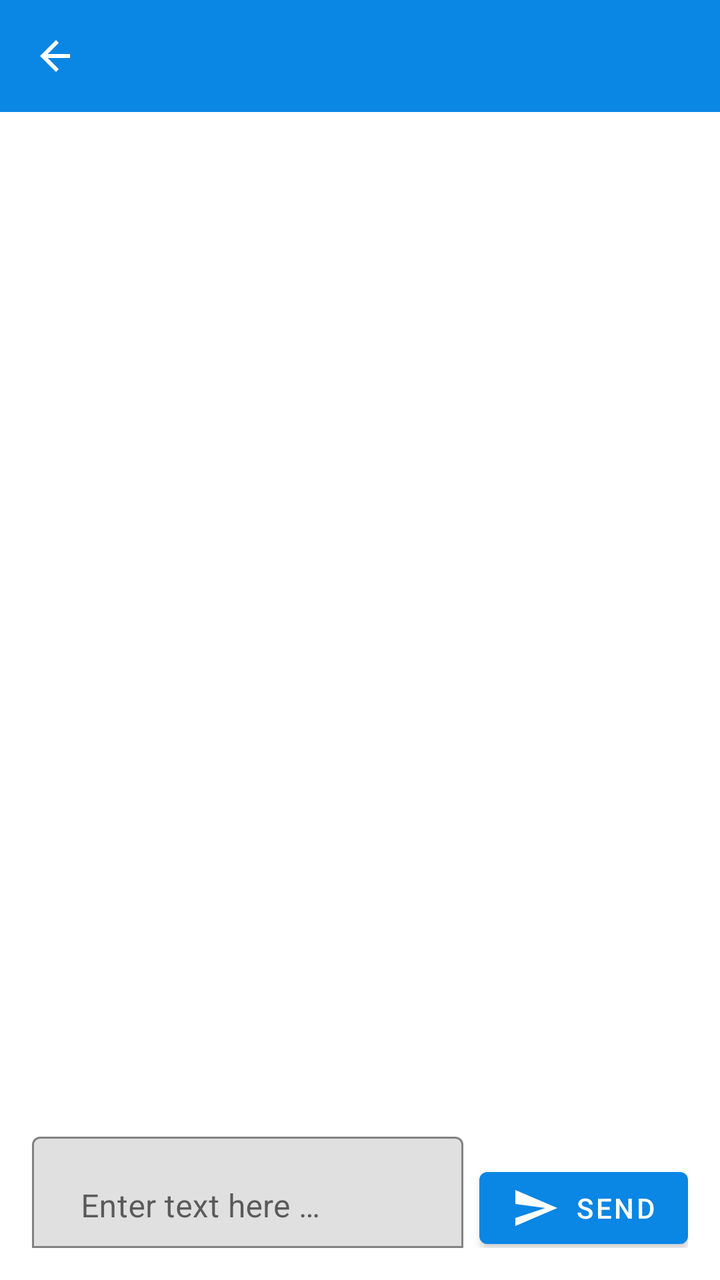
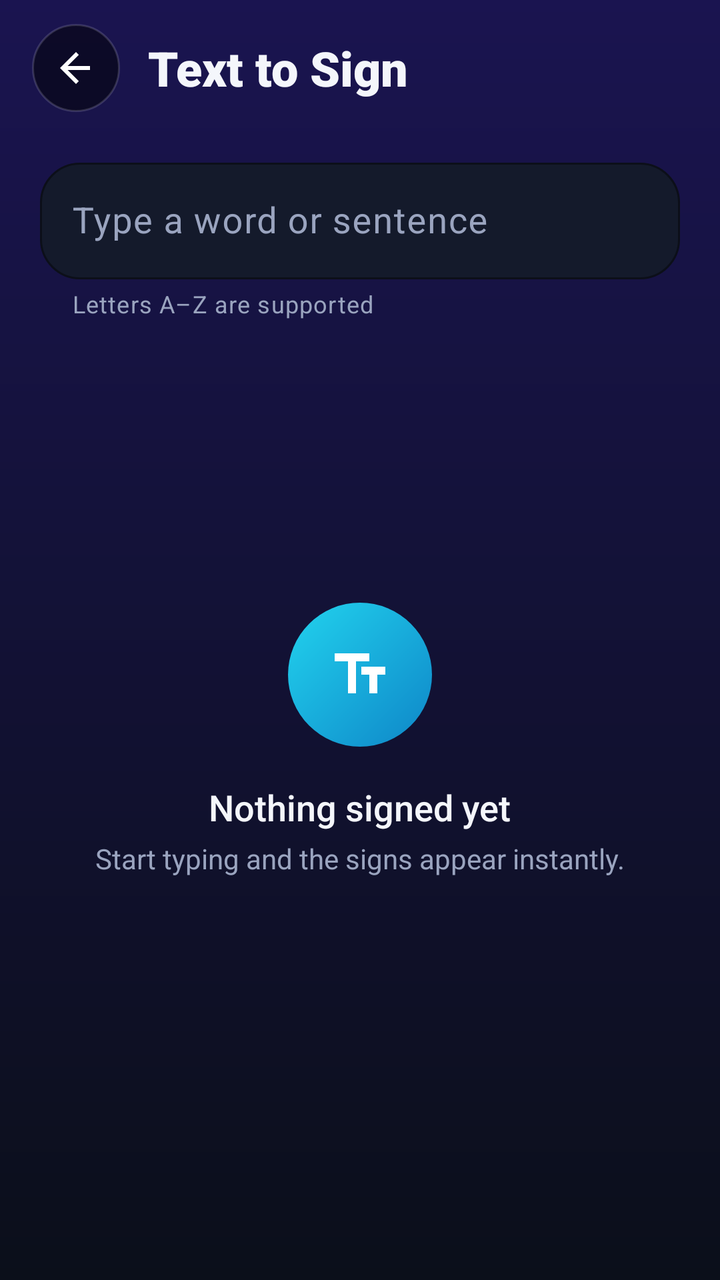

Compare the two renders of this Android layout. The source of the first and the diff that turns it into the second are given below.
<!-- AndroidManifest.xml: application theme Theme.SignLanguageTranslatorApp -->
<!-- res/layout/activity_search.xml -->
<?xml version="1.0" encoding="utf-8"?>
<androidx.constraintlayout.widget.ConstraintLayout
    xmlns:android="http://schemas.android.com/apk/res/android"
    xmlns:app="http://schemas.android.com/apk/res-auto"
    xmlns:tools="http://schemas.android.com/tools"
    android:id="@+id/main"
    android:layout_width="match_parent"
    android:layout_height="match_parent"
    android:background="?android:attr/windowBackground"
    tools:context=".SearchActivity">

    
    <com.google.android.material.appbar.MaterialToolbar
        android:id="@+id/topAppBar"
        android:layout_width="0dp"
        android:layout_height="wrap_content"
        android:background="@color/primaryColor"
        android:title="@string/search"
        android:titleTextColor="@android:color/white"
        app:layout_constraintTop_toTopOf="parent"
        app:layout_constraintStart_toStartOf="parent"
        app:layout_constraintEnd_toEndOf="parent"
        app:navigationIcon="@drawable/ic_back"
        app:navigationContentDescription="@string/back" />

    
    <ScrollView
        android:id="@+id/scrollView2"
        android:layout_width="0dp"
        android:layout_height="0dp"
        android:fillViewport="true"
        app:layout_constraintTop_toBottomOf="@id/topAppBar"
        app:layout_constraintBottom_toTopOf="@+id/textInputContainer"
        app:layout_constraintStart_toStartOf="parent"
        app:layout_constraintEnd_toEndOf="parent">

        <HorizontalScrollView
            android:layout_width="match_parent"
            android:layout_height="wrap_content"
            android:padding="16dp"
            android:fillViewport="true">

            <LinearLayout
                android:id="@+id/signImagesContainer"
                android:layout_width="wrap_content"
                android:layout_height="wrap_content"
                android:orientation="horizontal"
                android:gravity="center_vertical"
                android:padding="8dp" />

        </HorizontalScrollView>
    </ScrollView>

    
    <LinearLayout
        android:id="@+id/textInputContainer"
        android:layout_width="0dp"
        android:layout_height="wrap_content"
        android:orientation="horizontal"
        android:padding="16dp"
        app:layout_constraintBottom_toBottomOf="parent"
        app:layout_constraintStart_toStartOf="parent"
        app:layout_constraintEnd_toEndOf="parent">

        <com.google.android.material.textfield.TextInputLayout
            android:layout_width="0dp"
            android:layout_height="wrap_content"
            android:layout_weight="1"
            android:hint="@string/enter_text_here"
            app:boxBackgroundMode="outline"
            app:boxStrokeColor="?attr/colorPrimary">

            <com.google.android.material.textfield.TextInputEditText
                android:id="@+id/textEntred"
                android:layout_width="match_parent"
                android:layout_height="wrap_content"
                android:inputType="text"
                android:imeOptions="actionDone" />
        </com.google.android.material.textfield.TextInputLayout>

        <com.google.android.material.button.MaterialButton
            android:id="@+id/analyzeButton"
            android:layout_width="wrap_content"
            android:layout_height="wrap_content"
            android:layout_marginStart="8dp"
            android:contentDescription="@string/send"
            app:icon="@drawable/ic_send"
            app:iconGravity="textStart"
            app:iconTint="@android:color/white"
            app:backgroundTint="@color/primaryColor"
            android:text="@string/send"
            android:textColor="@android:color/white" />
    </LinearLayout>

    
    <ProgressBar
        android:id="@+id/loadingIndicator"
        android:layout_width="48dp"
        android:layout_height="48dp"
        android:visibility="gone"
        app:layout_constraintTop_toTopOf="@+id/scrollView2"
        app:layout_constraintEnd_toEndOf="parent"
        android:layout_margin="16dp" />

</androidx.constraintlayout.widget.ConstraintLayout>
<!-- resources referenced by this layout -->
<resources>
  <color name="primaryColor">#0A86E4</color>
  <!-- drawable ic_back (drawable) -->
  <vector xmlns:android="http://schemas.android.com/apk/res/android"
      android:width="24dp" android:height="24dp"
      android:viewportWidth="24" android:viewportHeight="24">
      <path
          android:fillColor="#FFFFFFFF"
          android:pathData="M19,11H7.83l5.59,-5.59L12,4l-8,8 8,8 1.41,-1.41L7.83,13H19v-2z"/>
  </vector>
  <!-- drawable ic_send (drawable) -->
  <vector xmlns:android="http://schemas.android.com/apk/res/android"
      android:width="24dp" android:height="24dp"
      android:viewportWidth="24" android:viewportHeight="24">
      <path
          android:fillColor="#FFFFFFFF"
          android:pathData="M2,21l21,-9L2,3v7l15,2L2,17v4z"/>
  </vector>
  <string name="back">Back</string>
  <string name="enter_text_here">"  Enter text here …"</string>
  <string name="search">Search</string>
  <string name="send">send</string>
  <style name="Theme.SignLanguageTranslatorApp" parent="Theme.MaterialComponents.DayNight.DarkActionBar">
          
          <item name="colorPrimary">@color/purple_500</item>
          <item name="colorPrimaryVariant">@color/purple_700</item>
          <item name="colorOnPrimary">@color/white</item>
          
          <item name="colorSecondary">@color/teal_200</item>
          <item name="colorSecondaryVariant">@color/teal_700</item>
          <item name="colorOnSecondary">@color/black</item>
          
          <item name="android:statusBarColor">?attr/colorPrimaryVariant</item>
          
      </style>
  <color name="purple_500">#FF6200EE</color>
  <color name="purple_700">#FF3700B3</color>
  <color name="white">#FFFFFFFF</color>
  <color name="teal_200">#FF03DAC5</color>
  <color name="teal_700">#FF018786</color>
  <color name="black">#FF000000</color>
</resources>

<!-- the commit's change to res/layout/activity_search.xml (unified diff, before → after) -->
@@ -1,105 +1,124 @@
 <?xml version="1.0" encoding="utf-8"?>
-<androidx.constraintlayout.widget.ConstraintLayout
+<LinearLayout
     xmlns:android="http://schemas.android.com/apk/res/android"
     xmlns:app="http://schemas.android.com/apk/res-auto"
     xmlns:tools="http://schemas.android.com/tools"
     android:id="@+id/main"
     android:layout_width="match_parent"
     android:layout_height="match_parent"
-    android:background="?android:attr/windowBackground"
+    android:background="@drawable/bg_home"
+    android:orientation="vertical"
     tools:context=".SearchActivity">
 
     
-    <com.google.android.material.appbar.MaterialToolbar
-        android:id="@+id/topAppBar"
-        android:layout_width="0dp"
+    <LinearLayout
+        android:layout_width="match_parent"
         android:layout_height="wrap_content"
-        android:background="@color/primaryColor"
-        android:title="@string/search"
-        android:titleTextColor="@android:color/white"
-        app:layout_constraintTop_toTopOf="parent"
-        app:layout_constraintStart_toStartOf="parent"
-        app:layout_constraintEnd_toEndOf="parent"
-        app:navigationIcon="@drawable/ic_back"
-        app:navigationContentDescription="@string/back" />
+        android:gravity="center_vertical"
+        android:orientation="horizontal"
+        android:paddingStart="16dp"
+        android:paddingEnd="16dp"
+        android:paddingTop="12dp">
 
-    
-    <ScrollView
-        android:id="@+id/scrollView2"
-        android:layout_width="0dp"
-        android:layout_height="0dp"
-        android:fillViewport="true"
-        app:layout_constraintTop_toBottomOf="@id/topAppBar"
-        app:layout_constraintBottom_toTopOf="@+id/textInputContainer"
-        app:layout_constraintStart_toStartOf="parent"
-        app:layout_constraintEnd_toEndOf="parent">
+        <ImageButton
+            android:id="@+id/backButton"
+            android:layout_width="44dp"
+            android:layout_height="44dp"
+            android:background="@drawable/bg_circle_glass"
+            android:contentDescription="@string/back"
+            android:padding="10dp"
+            app:srcCompat="@drawable/ic_back" />
 
-        <HorizontalScrollView
-            android:layout_width="match_parent"
-            android:layout_height="wrap_content"
-            android:padding="16dp"
-            android:fillViewport="true">
-
-            <LinearLayout
-                android:id="@+id/signImagesContainer"
-                android:layout_width="wrap_content"
-                android:layout_height="wrap_content"
-                android:orientation="horizontal"
-                android:gravity="center_vertical"
-                android:padding="8dp" />
-
-        </HorizontalScrollView>
-    </ScrollView>
-
-    
-    <LinearLayout
-        android:id="@+id/textInputContainer"
-        android:layout_width="0dp"
-        android:layout_height="wrap_content"
-        android:orientation="horizontal"
-        android:padding="16dp"
-        app:layout_constraintBottom_toBottomOf="parent"
-        app:layout_constraintStart_toStartOf="parent"
-        app:layout_constraintEnd_toEndOf="parent">
-
-        <com.google.android.material.textfield.TextInputLayout
-            android:layout_width="0dp"
-            android:layout_height="wrap_content"
-            android:layout_weight="1"
-            android:hint="@string/enter_text_here"
-            app:boxBackgroundMode="outline"
-            app:boxStrokeColor="?attr/colorPrimary">
-
-            <com.google.android.material.textfield.TextInputEditText
-                android:id="@+id/textEntred"
-                android:layout_width="match_parent"
-                android:layout_height="wrap_content"
-                android:inputType="text"
-                android:imeOptions="actionDone" />
-        </com.google.android.material.textfield.TextInputLayout>
-
-        <com.google.android.material.button.MaterialButton
-            android:id="@+id/analyzeButton"
+        <TextView
             android:layout_width="wrap_content"
             android:layout_height="wrap_content"
-            android:layout_marginStart="8dp"
-            android:contentDescription="@string/send"
-            app:icon="@drawable/ic_send"
-            app:iconGravity="textStart"
-            app:iconTint="@android:color/white"
-            app:backgroundTint="@color/primaryColor"
-            android:text="@string/send"
-            android:textColor="@android:color/white" />
+            android:layout_marginStart="14dp"
+            android:text="@string/search_title"
+            android:textColor="@color/text_primary"
+            android:textSize="24sp"
+            android:fontFamily="sans-serif-black" />
     </LinearLayout>
 
     
-    <ProgressBar
-        android:id="@+id/loadingIndicator"
-        android:layout_width="48dp"
-        android:layout_height="48dp"
-        android:visibility="gone"
-        app:layout_constraintTop_toTopOf="@+id/scrollView2"
-        app:layout_constraintEnd_toEndOf="parent"
-        android:layout_margin="16dp" />
+    <com.google.android.material.textfield.TextInputLayout
+        android:id="@+id/inputLayout"
+        style="@style/Widget.Material3.TextInputLayout.OutlinedBox"
+        android:layout_width="match_parent"
+        android:layout_height="wrap_content"
+        android:layout_marginStart="20dp"
+        android:layout_marginEnd="20dp"
+        android:layout_marginTop="20dp"
+        android:hint="@string/search_hint"
+        app:boxCornerRadiusBottomEnd="20dp"
+        app:boxCornerRadiusBottomStart="20dp"
+        app:boxCornerRadiusTopEnd="20dp"
+        app:boxCornerRadiusTopStart="20dp"
+        app:boxBackgroundColor="@color/surface"
+        app:boxBackgroundMode="outline"
+        app:boxStrokeColor="@color/primary"
+        app:endIconMode="clear_text"
+        app:helperText="@string/search_helper"
+        app:helperTextTextColor="@color/text_secondary">
 
-</androidx.constraintlayout.widget.ConstraintLayout>
+        <com.google.android.material.textfield.TextInputEditText
+            android:id="@+id/textEntred"
+            android:layout_width="match_parent"
+            android:layout_height="wrap_content"
+            android:imeOptions="actionDone"
+            android:inputType="textCapSentences"
+            android:maxLength="200"
+            android:textColor="@color/text_primary"
+            android:textSize="18sp" />
+    </com.google.android.material.textfield.TextInputLayout>
+
+    
+    <FrameLayout
+        android:layout_width="match_parent"
+        android:layout_height="0dp"
+        android:layout_weight="1">
+
+        <androidx.recyclerview.widget.RecyclerView
+            android:id="@+id/signList"
+            android:layout_width="match_parent"
+            android:layout_height="match_parent"
+            android:clipToPadding="false"
+            android:paddingStart="14dp"
+            android:paddingEnd="14dp"
+            android:paddingTop="8dp"
+            android:paddingBottom="24dp" />
+
+        <LinearLayout
+            android:id="@+id/emptyState"
+            android:layout_width="match_parent"
+            android:layout_height="match_parent"
+            android:gravity="center"
+            android:orientation="vertical"
+            android:paddingBottom="60dp">
+
+            <ImageView
+                android:layout_width="72dp"
+                android:layout_height="72dp"
+                android:background="@drawable/bg_icon_badge_alt"
+                android:importantForAccessibility="no"
+                android:padding="20dp"
+                app:srcCompat="@drawable/ic_text_fields" />
+
+            <TextView
+                android:layout_width="wrap_content"
+                android:layout_height="wrap_content"
+                android:layout_marginTop="18dp"
+                android:text="@string/search_empty_title"
+                android:textColor="@color/text_primary"
+                android:textSize="18sp"
+                android:fontFamily="sans-serif-medium" />
+
+            <TextView
+                android:layout_width="wrap_content"
+                android:layout_height="wrap_content"
+                android:layout_marginTop="4dp"
+                android:text="@string/search_empty_desc"
+                android:textColor="@color/text_secondary"
+                android:textSize="14sp" />
+        </LinearLayout>
+    </FrameLayout>
+</LinearLayout>
<!-- resource entries referenced after the edit -->
@@ -1,6 +1,35 @@
 <!-- resources referenced by this layout -->
 <resources>
-  <color name="primaryColor">#0A86E4</color>
+  <color name="primary">#FF8B6BFF</color>
+  <color name="surface">#FF141A2B</color>
+  <color name="text_primary">#FFF4F6FB</color>
+  <color name="text_secondary">#FF9AA4BF</color>
+  <!-- drawable bg_circle_glass (drawable) -->
+  <?xml version="1.0" encoding="utf-8"?>
+  <ripple xmlns:android="http://schemas.android.com/apk/res/android" android:color="#33FFFFFF">
+      <item>
+          <shape android:shape="oval">
+              <solid android:color="#80000000" />
+              <stroke android:width="1dp" android:color="#26FFFFFF" />
+          </shape>
+      </item>
+  </ripple>
+  <!-- drawable bg_home (drawable) -->
+  <?xml version="1.0" encoding="utf-8"?>
+  <shape xmlns:android="http://schemas.android.com/apk/res/android" android:shape="rectangle">
+      <gradient
+          android:angle="270"
+          android:startColor="@color/bg_top"
+          android:endColor="@color/bg" />
+  </shape>
+  <!-- drawable bg_icon_badge_alt (drawable) -->
+  <?xml version="1.0" encoding="utf-8"?>
+  <shape xmlns:android="http://schemas.android.com/apk/res/android" android:shape="oval">
+      <gradient
+          android:angle="315"
+          android:startColor="#FF22D3EE"
+          android:endColor="#FF0E86C8" />
+  </shape>
   <!-- drawable ic_back (drawable) -->
   <vector xmlns:android="http://schemas.android.com/apk/res/android"
       android:width="24dp" android:height="24dp"
@@ -9,36 +38,43 @@
           android:fillColor="#FFFFFFFF"
           android:pathData="M19,11H7.83l5.59,-5.59L12,4l-8,8 8,8 1.41,-1.41L7.83,13H19v-2z"/>
   </vector>
-  <!-- drawable ic_send (drawable) -->
+  <!-- drawable ic_text_fields (drawable) -->
   <vector xmlns:android="http://schemas.android.com/apk/res/android"
       android:width="24dp" android:height="24dp"
-      android:viewportWidth="24" android:viewportHeight="24">
-      <path
-          android:fillColor="#FFFFFFFF"
-          android:pathData="M2,21l21,-9L2,3v7l15,2L2,17v4z"/>
+      android:viewportWidth="24" android:viewportHeight="24"
+      android:tint="#FFFFFFFF">
+      <path android:fillColor="#FFFFFFFF" android:pathData="M2.5,4v3h5v12h3V7h5V4h-13zM21.5,9h-9v3h3v7h3v-7h3V9z" />
   </vector>
   <string name="back">Back</string>
-  <string name="enter_text_here">"  Enter text here …"</string>
-  <string name="search">Search</string>
-  <string name="send">send</string>
-  <style name="Theme.SignLanguageTranslatorApp" parent="Theme.MaterialComponents.DayNight.DarkActionBar">
-          
-          <item name="colorPrimary">@color/purple_500</item>
-          <item name="colorPrimaryVariant">@color/purple_700</item>
+  <string name="search_empty_desc">Start typing and the signs appear instantly.</string>
+  <string name="search_empty_title">Nothing signed yet</string>
+  <string name="search_helper">Letters A–Z are supported</string>
+  <string name="search_hint">Type a word or sentence</string>
+  <string name="search_title">Text to Sign</string>
+  <style name="Theme.SignLanguageTranslatorApp" parent="Theme.Material3.Dark.NoActionBar">
+          <item name="colorPrimary">@color/primary</item>
           <item name="colorOnPrimary">@color/white</item>
-          
-          <item name="colorSecondary">@color/teal_200</item>
-          <item name="colorSecondaryVariant">@color/teal_700</item>
+          <item name="colorPrimaryContainer">@color/primary_dark</item>
+          <item name="colorOnPrimaryContainer">@color/white</item>
+          <item name="colorSecondary">@color/accent</item>
           <item name="colorOnSecondary">@color/black</item>
-          
-          <item name="android:statusBarColor">?attr/colorPrimaryVariant</item>
-          
+          <item name="colorSurface">@color/surface</item>
+          <item name="colorOnSurface">@color/text_primary</item>
+          <item name="colorOnSurfaceVariant">@color/text_secondary</item>
+          <item name="colorOutline">@color/idle</item>
+          <item name="android:colorBackground">@color/bg</item>
+          <item name="android:windowBackground">@color/bg</item>
+          <item name="android:statusBarColor">@android:color/transparent</item>
+          <item name="android:navigationBarColor">@android:color/transparent</item>
+          <item name="android:textColorPrimary">@color/text_primary</item>
+          <item name="android:textColorSecondary">@color/text_secondary</item>
       </style>
-  <color name="purple_500">#FF6200EE</color>
-  <color name="purple_700">#FF3700B3</color>
+  <color name="bg_top">#FF1A1450</color>
+  <color name="bg">#FF0B0F1A</color>
   <color name="white">#FFFFFFFF</color>
-  <color name="teal_200">#FF03DAC5</color>
-  <color name="teal_700">#FF018786</color>
+  <color name="primary_dark">#FF5B3FE0</color>
+  <color name="accent">#FF22D3EE</color>
   <color name="black">#FF000000</color>
+  <color name="idle">#FF6B7595</color>
 </resources>
 
